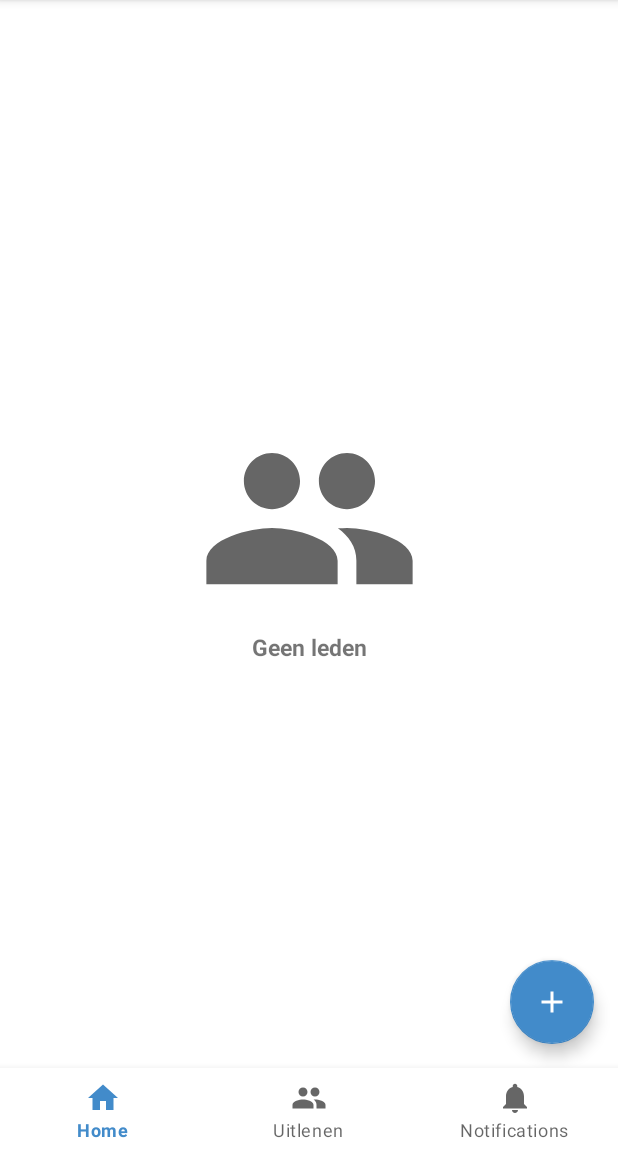
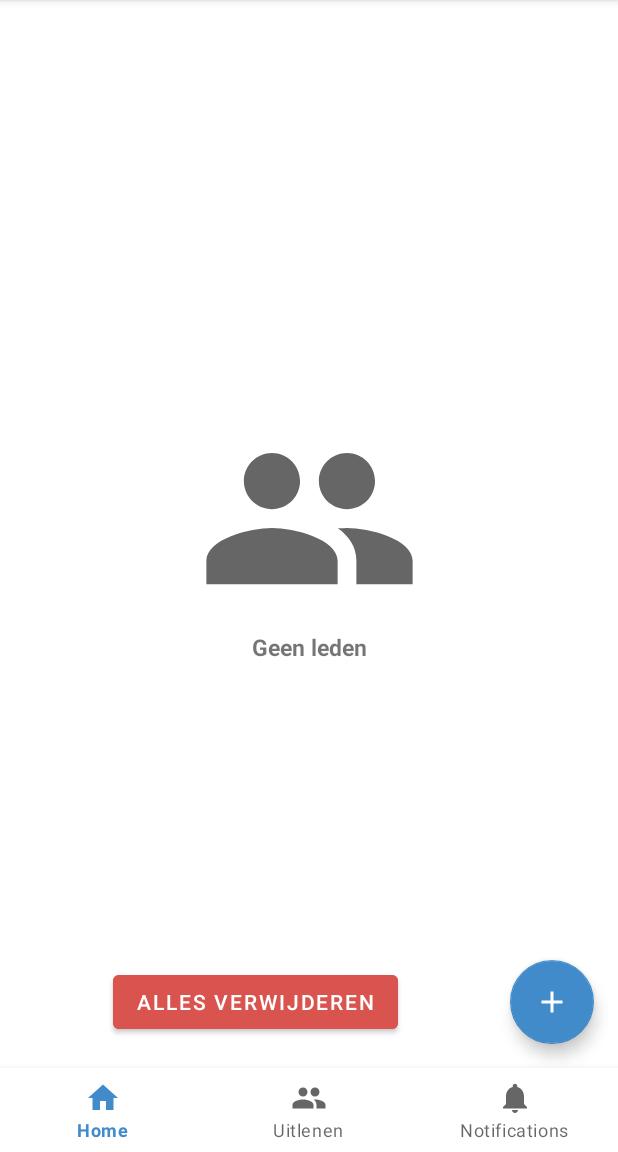
Before and after one commit to tallismen/Kabelgat, an Android app: the LedenFragment screen opened through its navigation route, on a phone screen of 412 x 824 dp, the part 84-1236 px from its top. Run offline under Robolectric (Android 15) with nearby library versions, the light colour scheme and no system bars; our stand-ins replace navigation-ui.

Commit message:
Working stuff

```diff
--- a/app/src/main/java/nl/designlama/kabelgat/database/dao/LedenDao.kt
+++ b/app/src/main/java/nl/designlama/kabelgat/database/dao/LedenDao.kt
@@ -1,10 +1,7 @@
 package nl.designlama.kabelgat.database.dao
 
 import androidx.lifecycle.LiveData
-import androidx.room.Dao
-import androidx.room.Insert
-import androidx.room.Query
-import androidx.room.Transaction
+import androidx.room.*
 import nl.designlama.kabelgat.database.entity.Lid
 import nl.designlama.kabelgat.database.entity.LidWithMateriaal
 
@@ -23,4 +20,7 @@ interface LedenDao {
     @Transaction
     @Query("SELECT * FROM leden WHERE lidId = :lidId")
     fun getLidWithMateriaal(lidId: Int): List<LidWithMateriaal>
+
+    @Query("DELETE FROM leden")
+    fun deleteAll()
 }
--- a/app/src/main/java/nl/designlama/kabelgat/database/entity/Lid.kt
+++ b/app/src/main/java/nl/designlama/kabelgat/database/entity/Lid.kt
@@ -5,6 +5,6 @@ import androidx.room.PrimaryKey
 
 @Entity(tableName = "leden")
 data class Lid(
-    @PrimaryKey var lidId: Int = 0,
+    @PrimaryKey(autoGenerate = true)var lidId: Int = 0,
     var naam: String = ""
 )
--- a/app/src/main/java/nl/designlama/kabelgat/database/repositories/LidRepository.kt
+++ b/app/src/main/java/nl/designlama/kabelgat/database/repositories/LidRepository.kt
@@ -19,7 +19,11 @@ class LidRepository(context: Context) {
     fun getAlleLeden(): List<Lid> = ledenDao.getAlleLeden()
 
 
-    suspend fun insert(lid: Lid) {
+    fun insert(lid: Lid) {
         ledenDao.insert(lid)
     }
+
+    fun deleteAll(){
+        ledenDao.deleteAll()
+    }
 }
--- a/app/src/main/java/nl/designlama/kabelgat/ui/leden/LedenFragment.kt
+++ b/app/src/main/java/nl/designlama/kabelgat/ui/leden/LedenFragment.kt
@@ -6,10 +6,12 @@ import android.view.View
 import android.view.ViewGroup
 import androidx.core.content.ContextCompat
 import androidx.lifecycle.Observer
+import androidx.recyclerview.widget.LinearLayoutManager
 import nl.designlama.kabelgat.BaseFragment
 import nl.designlama.kabelgat.R
 import nl.designlama.kabelgat.database.entity.Lid
 import nl.designlama.kabelgat.databinding.FragmentLedenBinding
+import org.koin.android.ext.android.bind
 import org.koin.android.viewmodel.ext.android.viewModel
 
 class LedenFragment : BaseFragment<LedenViewModel>(), LidAdapter.ClickListener  {
@@ -37,15 +39,24 @@ class LedenFragment : BaseFragment<LedenViewModel>(), LidAdapter.ClickListener
         lidAdapter = LidAdapter(this)
 
         binding?.recyclerView?.adapter = lidAdapter
+        binding?.recyclerView?.layoutManager = LinearLayoutManager(view.context)
 
         viewModel.getLiveDataLeden().observe(viewLifecycleOwner, Observer {leden ->
             (binding?.recyclerView?.adapter as? LidAdapter)?.let {
                 it.leden.clear()
                 it.leden.addAll(leden)
                 it.notifyDataSetChanged()
-                binding?.emptyView?.visibility = if (it.isEmpty()) View.VISIBLE else View.GONE
+                binding?.emptyView?.visibility = if (it.leden.isEmpty()) View.VISIBLE else View.GONE
             }
         })
+
+        binding?.floatingActionButton?.setOnClickListener {
+            viewModel.lidToevoegen(Lid(naam = "Test"))
+        }
+
+        binding?.deleteButton?.setOnClickListener {
+            viewModel.allesVerwijderen()
+        }
     }
 
     override fun onDeleteClick(lid: Lid) {
--- a/app/src/main/res/layout/fragment_leden.xml
+++ b/app/src/main/res/layout/fragment_leden.xml
@@ -18,6 +18,7 @@
         <androidx.recyclerview.widget.RecyclerView
             android:id="@+id/recyclerView"
             android:layout_width="match_parent"
+            android:overScrollMode="never"
             android:layout_height="wrap_content" />
     </androidx.swiperefreshlayout.widget.SwipeRefreshLayout>
 
@@ -44,8 +45,22 @@
         android:text="@string/geen_leden"
         android:textSize="15dp"
         android:textStyle="bold"
+        android:visibility="gone"
         app:layout_constraintBottom_toBottomOf="parent"
         app:layout_constraintEnd_toEndOf="parent"
         app:layout_constraintStart_toStartOf="parent"
         app:layout_constraintTop_toTopOf="parent" />
+
+    <Button
+        android:id="@+id/deleteButton"
+        android:layout_width="wrap_content"
+        android:layout_height="wrap_content"
+        android:backgroundTint="@color/red"
+        android:text="Alles verwijderen"
+        app:layout_constraintBottom_toBottomOf="@+id/floatingActionButton"
+        app:layout_constraintEnd_toStartOf="@+id/floatingActionButton"
+        app:layout_constraintStart_toStartOf="parent"
+        app:layout_constraintTop_toTopOf="@+id/floatingActionButton" />
+
+
 </androidx.constraintlayout.widget.ConstraintLayout>
```
Also changed, not shown: app/src/main/java/nl/designlama/kabelgat/ui/leden/LedenViewModel.kt (+12 -0 lines), app/src/main/res/drawable/ic_person.xml (added, +10 -0 lines), app/src/main/res/layout/leden_recyclerview_item.xml (+16 -12 lines).
